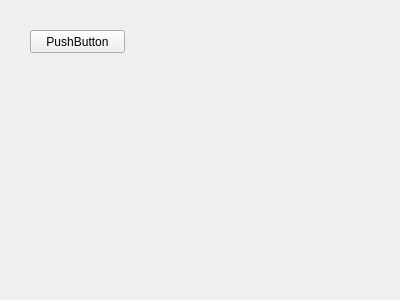
The window that src/monitor-qt/object_selector.ui (hhetter/smbtatools) describes before a commit, drawn with Qt 5.
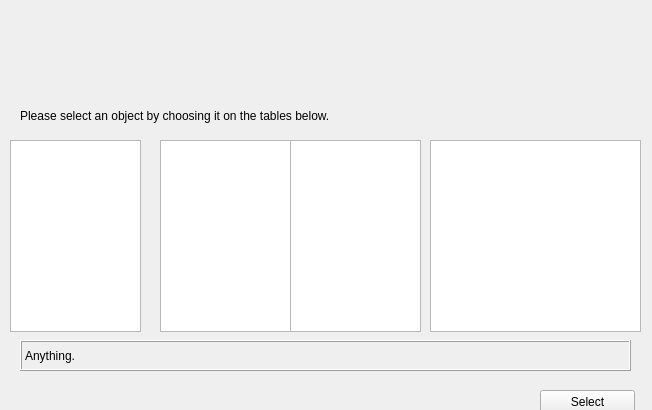
The same window after the commit.

Commit message: basic object selector implemntation

Diff of the .ui file:
```diff
--- a/src/monitor-qt/object_selector.ui
+++ b/src/monitor-qt/object_selector.ui
@@ -6,24 +6,96 @@
    <rect>
     <x>0</x>
     <y>0</y>
-    <width>400</width>
-    <height>300</height>
+    <width>652</width>
+    <height>410</height>
    </rect>
   </property>
   <property name="windowTitle">
    <string>Form</string>
   </property>
-  <widget class="QPushButton" name="pushButton">
+  <widget class="QListView" name="Domainlist">
    <property name="geometry">
     <rect>
-     <x>30</x>
-     <y>30</y>
+     <x>10</x>
+     <y>140</y>
+     <width>131</width>
+     <height>192</height>
+    </rect>
+   </property>
+  </widget>
+  <widget class="QListView" name="Sharelist">
+   <property name="geometry">
+    <rect>
+     <x>160</x>
+     <y>140</y>
+     <width>131</width>
+     <height>192</height>
+    </rect>
+   </property>
+  </widget>
+  <widget class="QListView" name="Userlist">
+   <property name="geometry">
+    <rect>
+     <x>290</x>
+     <y>140</y>
+     <width>131</width>
+     <height>192</height>
+    </rect>
+   </property>
+  </widget>
+  <widget class="QListView" name="Filelist">
+   <property name="geometry">
+    <rect>
+     <x>430</x>
+     <y>140</y>
+     <width>211</width>
+     <height>192</height>
+    </rect>
+   </property>
+  </widget>
+  <widget class="QPushButton" name="Selectbutton">
+   <property name="geometry">
+    <rect>
+     <x>540</x>
+     <y>390</y>
      <width>95</width>
      <height>23</height>
     </rect>
    </property>
    <property name="text">
-    <string>PushButton</string>
+    <string>Select</string>
+   </property>
+  </widget>
+  <widget class="QLabel" name="Selectionlabel">
+   <property name="geometry">
+    <rect>
+     <x>20</x>
+     <y>340</y>
+     <width>611</width>
+     <height>31</height>
+    </rect>
+   </property>
+   <property name="frameShape">
+    <enum>QFrame::Box</enum>
+   </property>
+   <property name="frameShadow">
+    <enum>QFrame::Raised</enum>
+   </property>
+   <property name="text">
+    <string>Anything.</string>
+   </property>
+  </widget>
+  <widget class="QLabel" name="label_2">
+   <property name="geometry">
+    <rect>
+     <x>20</x>
+     <y>100</y>
+     <width>611</width>
+     <height>31</height>
+    </rect>
+   </property>
+   <property name="text">
+    <string>Please select an object by choosing it on the tables below.</string>
    </property>
   </widget>
  </widget>
```
The commit also changes 2 other files.
